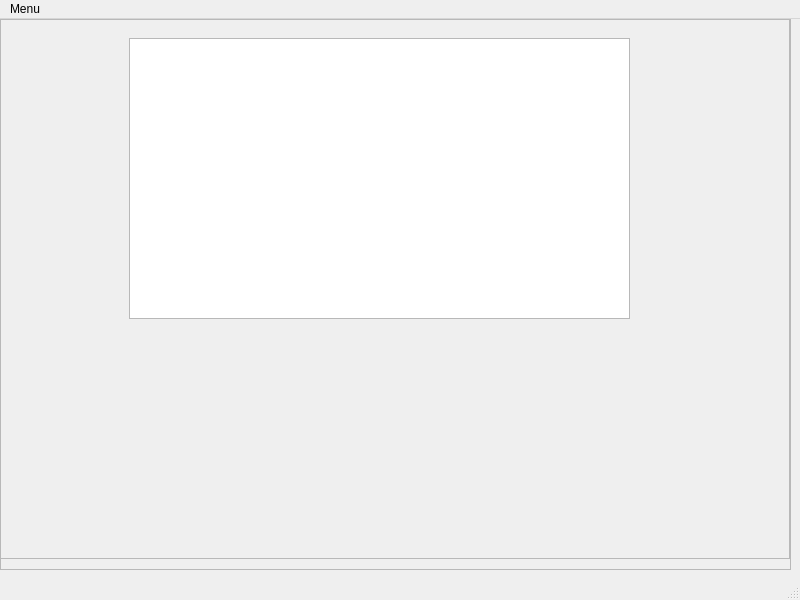
Before: the Qt Designer form Game.ui in RobertHalbert/2023GameProject, drawn with Qt 5.
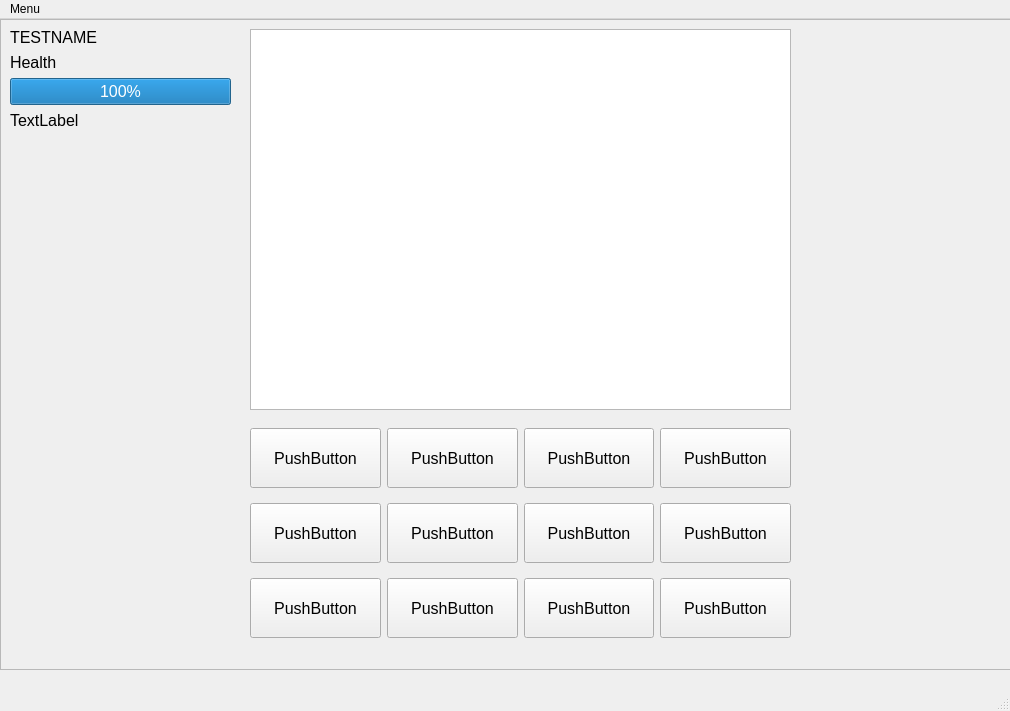
After: the same form once the commit is applied.

Commit message: Grid Buttons put in

```diff
--- a/Game.ui
+++ b/Game.ui
@@ -6,8 +6,8 @@
    <rect>
     <x>0</x>
     <y>0</y>
-    <width>800</width>
-    <height>600</height>
+    <width>1010</width>
+    <height>711</height>
    </rect>
   </property>
   <property name="windowTitle">
@@ -19,49 +19,241 @@
      <rect>
       <x>0</x>
       <y>0</y>
-      <width>791</width>
-      <height>551</height>
+      <width>1011</width>
+      <height>651</height>
      </rect>
     </property>
+    <property name="font">
+     <font>
+      <pointsize>12</pointsize>
+     </font>
+    </property>
     <property name="frameShape">
      <enum>QFrame::StyledPanel</enum>
     </property>
     <property name="frameShadow">
      <enum>QFrame::Raised</enum>
     </property>
-    <widget class="QFrame" name="frame">
+    <widget class="QPlainTextEdit" name="mainTextBox">
      <property name="geometry">
       <rect>
-       <x>-1</x>
-       <y>-1</y>
-       <width>791</width>
-       <height>541</height>
+       <x>250</x>
+       <y>10</y>
+       <width>541</width>
+       <height>381</height>
       </rect>
      </property>
-     <property name="font">
-      <font>
-       <pointsize>12</pointsize>
-      </font>
+     <property name="readOnly">
+      <bool>true</bool>
      </property>
-     <property name="frameShape">
-      <enum>QFrame::StyledPanel</enum>
+    </widget>
+    <widget class="QWidget" name="gridLayoutWidget">
+     <property name="geometry">
+      <rect>
+       <x>250</x>
+       <y>400</y>
+       <width>541</width>
+       <height>231</height>
+      </rect>
      </property>
-     <property name="frameShadow">
-      <enum>QFrame::Raised</enum>
+     <layout class="QGridLayout" name="gridLayout">
+      <item row="1" column="2">
+       <widget class="QPushButton" name="ButtonD">
+        <property name="minimumSize">
+         <size>
+          <width>0</width>
+          <height>60</height>
+         </size>
+        </property>
+        <property name="text">
+         <string>PushButton</string>
+        </property>
+       </widget>
+      </item>
+      <item row="2" column="2">
+       <widget class="QPushButton" name="ButtonC">
+        <property name="minimumSize">
+         <size>
+          <width>0</width>
+          <height>60</height>
+         </size>
+        </property>
+        <property name="text">
+         <string>PushButton</string>
+        </property>
+       </widget>
+      </item>
+      <item row="0" column="1">
+       <widget class="QPushButton" name="ButtonW">
+        <property name="minimumSize">
+         <size>
+          <width>0</width>
+          <height>60</height>
+         </size>
+        </property>
+        <property name="text">
+         <string>PushButton</string>
+        </property>
+       </widget>
+      </item>
+      <item row="2" column="1">
+       <widget class="QPushButton" name="ButtonX">
+        <property name="minimumSize">
+         <size>
+          <width>0</width>
+          <height>60</height>
+         </size>
+        </property>
+        <property name="text">
+         <string>PushButton</string>
+        </property>
+       </widget>
+      </item>
+      <item row="0" column="2">
+       <widget class="QPushButton" name="ButtonE">
+        <property name="minimumSize">
+         <size>
+          <width>0</width>
+          <height>60</height>
+         </size>
+        </property>
+        <property name="text">
+         <string>PushButton</string>
+        </property>
+       </widget>
+      </item>
+      <item row="1" column="0">
+       <widget class="QPushButton" name="ButtonA">
+        <property name="minimumSize">
+         <size>
+          <width>0</width>
+          <height>60</height>
+         </size>
+        </property>
+        <property name="text">
+         <string>PushButton</string>
+        </property>
+       </widget>
+      </item>
+      <item row="0" column="0">
+       <widget class="QPushButton" name="ButtonQ">
+        <property name="minimumSize">
+         <size>
+          <width>0</width>
+          <height>60</height>
+         </size>
+        </property>
+        <property name="text">
+         <string>PushButton</string>
+        </property>
+       </widget>
+      </item>
+      <item row="1" column="1">
+       <widget class="QPushButton" name="ButtonS">
+        <property name="minimumSize">
+         <size>
+          <width>0</width>
+          <height>60</height>
+         </size>
+        </property>
+        <property name="text">
+         <string>PushButton</string>
+        </property>
+       </widget>
+      </item>
+      <item row="2" column="0">
+       <widget class="QPushButton" name="ButtonZ">
+        <property name="minimumSize">
+         <size>
+          <width>0</width>
+          <height>60</height>
+         </size>
+        </property>
+        <property name="text">
+         <string>PushButton</string>
+        </property>
+       </widget>
+      </item>
+      <item row="0" column="3">
+       <widget class="QPushButton" name="ButtonR">
+        <property name="minimumSize">
+         <size>
+          <width>0</width>
+          <height>60</height>
+         </size>
+        </property>
+        <property name="text">
+         <string>PushButton</string>
+        </property>
+       </widget>
+      </item>
+      <item row="1" column="3">
+       <widget class="QPushButton" name="ButtonF">
+        <property name="minimumSize">
+         <size>
+          <width>0</width>
+          <height>60</height>
+         </size>
+        </property>
+        <property name="text">
+         <string>PushButton</string>
+        </property>
+       </widget>
+      </item>
+      <item row="2" column="3">
+       <widget class="QPushButton" name="ButtonV">
+        <property name="minimumSize">
+         <size>
+          <width>0</width>
+          <height>60</height>
+         </size>
+        </property>
+        <property name="text">
+         <string>PushButton</string>
+        </property>
+       </widget>
+      </item>
+     </layout>
+    </widget>
+    <widget class="QWidget" name="formLayoutWidget">
+     <property name="geometry">
+      <rect>
+       <x>10</x>
+       <y>9</y>
+       <width>221</width>
+       <height>181</height>
+      </rect>
      </property>
-     <widget class="QPlainTextEdit" name="mainTextBox">
-      <property name="geometry">
-       <rect>
-        <x>130</x>
-        <y>20</y>
-        <width>501</width>
-        <height>281</height>
-       </rect>
-      </property>
-      <property name="readOnly">
-       <bool>true</bool>
-      </property>
-     </widget>
+     <layout class="QFormLayout" name="formLayout">
+      <item row="0" column="0" colspan="2">
+       <widget class="QLabel" name="labelName">
+        <property name="text">
+         <string>TESTNAME</string>
+        </property>
+       </widget>
+      </item>
+      <item row="1" column="0" colspan="2">
+       <widget class="QLabel" name="labelPlayerHealth">
+        <property name="text">
+         <string>Health</string>
+        </property>
+       </widget>
+      </item>
+      <item row="2" column="0" colspan="2">
+       <widget class="QProgressBar" name="barHealth">
+        <property name="value">
+         <number>100</number>
+        </property>
+       </widget>
+      </item>
+      <item row="3" column="0" colspan="2">
+       <widget class="QLabel" name="labelLocation">
+        <property name="text">
+         <string>TextLabel</string>
+        </property>
+       </widget>
+      </item>
+     </layout>
     </widget>
    </widget>
   </widget>
@@ -70,7 +262,7 @@
     <rect>
      <x>0</x>
      <y>0</y>
-     <width>800</width>
+     <width>1010</width>
      <height>29</height>
     </rect>
    </property>
```
The commit also changes 3 other files.
